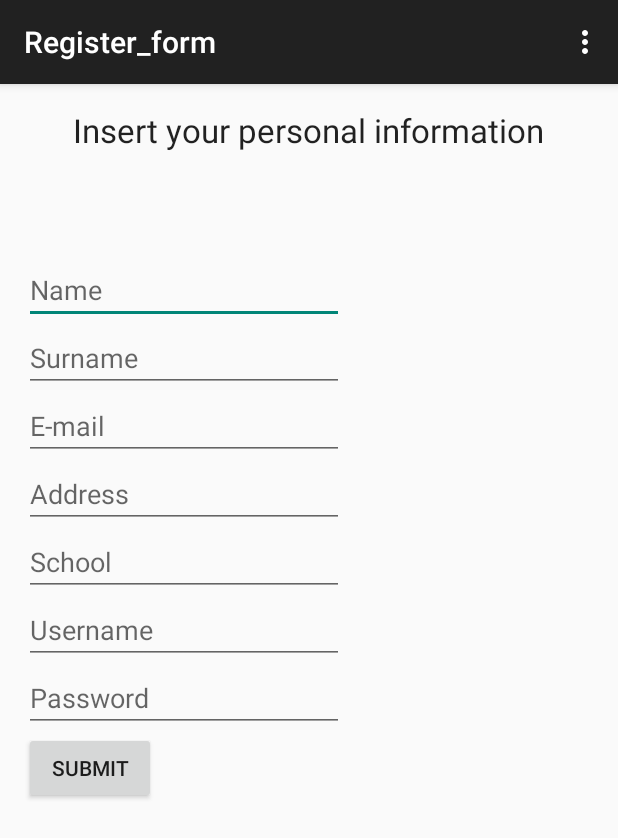
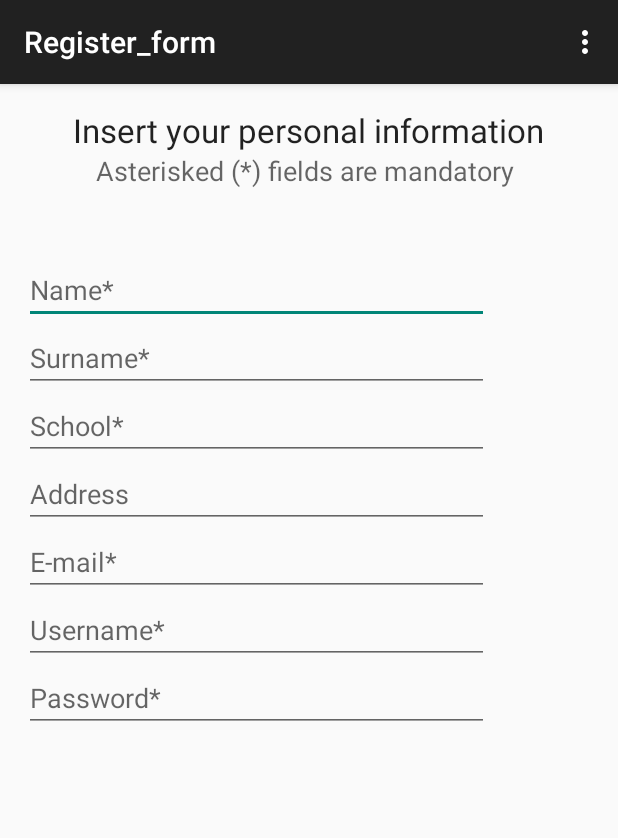
Before and after one commit to raffysommy/EducatioNet, an Android app: the Register_form screen opened directly, with no data from a screen before it, on a phone screen of 412 x 824 dp. Shown: the top 838 px of the screen. Run offline under Robolectric (Android 15) with nearby library versions, the phone set to English and light mode, and no system bars.

Commit message:
Ultimata la pagina di registrazione, ora è scrollabile e caccia Taost per sbagliata/riuscita registrazione

```diff
--- a/app/build.gradle
+++ b/app/build.gradle
@@ -11,7 +11,12 @@ android {
         versionCode 1
         versionName "1.0"
     }
-    buildTypes {
+
+    buildTypes {debug {
+        debuggable true
+
+
+    }
         release {
             minifyEnabled false
             proguardFiles getDefaultProguardFile('proguard-android.txt'), 'proguard-rules.pro'
--- a/app/src/main/java/com/example/raffaele/testapp/Register_form.java
+++ b/app/src/main/java/com/example/raffaele/testapp/Register_form.java
@@ -2,13 +2,19 @@ package com.example.raffaele.testapp;
 
 import android.support.v7.app.ActionBarActivity;
 import android.os.Bundle;
+import android.text.Editable;
+import android.text.TextWatcher;
 import android.view.Menu;
 import android.view.MenuItem;
+import android.view.View;
+import android.widget.Button;
 import android.widget.EditText;
+import android.widget.Toast;
 
 public class Register_form extends ActionBarActivity {
-    EditText nomeTxt,cognomeTxt,emailTxt,indirizzoTxt,userTxt,passTxt;
-
+    EditText nomeTxt,cognomeTxt,emailTxt,indirizzoTxt,userTxt,passTxt,schoolTxt;
+    Button Rbtn;
+    User x = null;
     @Override
     protected void onCreate(Bundle savedInstanceState) {
         super.onCreate(savedInstanceState);
@@ -19,8 +25,28 @@ public class Register_form extends ActionBarActivity {
         indirizzoTxt=(EditText) findViewById(R.id.Reg_address);
         userTxt=(EditText) findViewById(R.id.Reg_username);
         passTxt=(EditText) findViewById(R.id.Reg_pass);
+        schoolTxt =(EditText) findViewById(R.id.Reg_school);
+        Rbtn =(Button) findViewById(R.id.Reg_button);
+
+    }
+    public void Registrazione(View v) {
+        if (nomeTxt.getText().toString().equals("") || cognomeTxt.getText().toString().equals("") || emailTxt.getText().toString().equals("") || userTxt.getText().toString().equals("") ||
+        passTxt.getText().toString().equals("")|| schoolTxt.getText().toString().equals("")){
+           Toast.makeText(getApplicationContext(), "Ops! Some mandatory fields are empty!", Toast.LENGTH_LONG).show();
         }
-
+        else {
+            x = new User(userTxt.getText().toString(), passTxt.getText().toString(), nomeTxt.getText().toString(), cognomeTxt.getText().toString(), schoolTxt.getText().toString(),
+                    emailTxt.getText().toString(), indirizzoTxt.getText().toString());
+            Toast.makeText(getApplicationContext(), "You have been registered! Well done!", Toast.LENGTH_LONG).show();
+            userTxt.setText("");
+            cognomeTxt.setText("");
+            nomeTxt.setText("");
+            passTxt.setText("");
+            schoolTxt.setText("");
+            indirizzoTxt.setText("");
+            emailTxt.setText("");
+           }
+    }
     @Override
     public boolean onCreateOptionsMenu(Menu menu) {
         // Inflate the menu; this adds items to the action bar if it is present.
--- a/app/src/main/java/com/example/raffaele/testapp/User.java
+++ b/app/src/main/java/com/example/raffaele/testapp/User.java
@@ -22,6 +22,8 @@ public class User implements Parcelable {
     private String scuola = new String();
     private String username = new String();
     private String password = new String();
+    private String email= new String();
+    private String address=new String();
     private String permessi = new String();
     private String token = new String();
     public static final Creator<User> CREATOR= new Creator<User>(){
@@ -40,6 +42,15 @@ public class User implements Parcelable {
     public User(String user, String pass) {
         this.username = user;
         this.password = pass;
+    }
+    public User (String user, String pass, String n, String c, String s, String e, String a){
+        this.username= user;
+        this.password= pass;
+        this.nome= n;
+        this.cognome= c;
+        this.scuola=s;
+        this.email= e;
+        this.address=a;
     }
     private User(Parcel in){
         readFromParcel(in);
--- a/app/src/main/res/layout/activity_register_form.xml
+++ b/app/src/main/res/layout/activity_register_form.xml
@@ -1,10 +1,14 @@
+<?xml version="1.0" encoding="utf-8"?>
+<ScrollView xmlns:android="http://schemas.android.com/apk/res/android"
+    android:layout_width="fill_parent" android:layout_height="fill_parent">
 <RelativeLayout xmlns:android="http://schemas.android.com/apk/res/android"
     xmlns:tools="http://schemas.android.com/tools" android:layout_width="match_parent"
     android:layout_height="match_parent" android:paddingLeft="@dimen/activity_horizontal_margin"
     android:paddingRight="@dimen/activity_horizontal_margin"
     android:paddingTop="@dimen/activity_vertical_margin"
     android:paddingBottom="@dimen/activity_vertical_margin"
-    tools:context="com.example.raffaele.testapp.Register_form">
+    tools:context="com.example.raffaele.testapp.Register_form"
+    android:id="@+id/SecondoTesto">
 
     <TextView
         android:layout_width="wrap_content"
@@ -16,7 +20,7 @@
         android:layout_centerHorizontal="true" />
 
     <EditText
-        android:layout_width="wrap_content"
+        android:layout_width="fill_parent"
         android:layout_height="wrap_content"
         android:inputType="textPersonName"
         android:ems="10"
@@ -25,21 +29,23 @@
         android:layout_alignParentLeft="true"
         android:layout_alignParentStart="true"
         android:layout_marginTop="69dp"
-        android:hint="Name" />
+        android:hint="Name*"
+        android:layout_marginRight="70dp" />
 
     <EditText
-        android:layout_width="wrap_content"
+        android:layout_width="fill_parent"
         android:layout_height="wrap_content"
         android:inputType="textPassword"
         android:ems="10"
         android:id="@+id/Reg_pass"
-        android:hint="Password"
+        android:hint="Password*"
         android:layout_below="@+id/Reg_username"
         android:layout_alignParentLeft="true"
-        android:layout_alignParentStart="true" />
+        android:layout_alignParentStart="true"
+        android:layout_marginRight="70dp" />
 
     <EditText
-        android:layout_width="wrap_content"
+        android:layout_width="fill_parent"
         android:layout_height="wrap_content"
         android:inputType="textPersonName"
         android:ems="10"
@@ -47,59 +53,81 @@
         android:layout_below="@+id/Reg_name"
         android:layout_alignParentLeft="true"
         android:layout_alignParentStart="true"
-        android:hint="Surname" />
+        android:hint="Surname*"
+        android:layout_marginRight="70dp" />
 
     <EditText
-        android:layout_width="wrap_content"
+        android:layout_width="fill_parent"
         android:layout_height="wrap_content"
         android:inputType="textPersonName"
         android:ems="10"
         android:id="@+id/Reg_username"
-        android:hint="Username"
-        android:layout_below="@+id/Reg_school"
+        android:hint="Username*"
+        android:layout_below="@+id/Reg_email"
         android:layout_alignParentLeft="true"
-        android:layout_alignParentStart="true" />
-
-    <EditText
-        android:layout_width="wrap_content"
-        android:layout_height="wrap_content"
-        android:inputType="textEmailAddress"
-        android:ems="10"
-        android:id="@+id/Reg_email"
-        android:hint="E-mail"
-        android:layout_below="@+id/Reg_surname"
-        android:layout_alignParentLeft="true"
-        android:layout_alignParentStart="true" />
+        android:layout_alignParentStart="true"
+        android:layout_marginRight="70dp" />
 
     <Button
-        android:layout_width="wrap_content"
+        android:layout_width="fill_parent"
         android:layout_height="wrap_content"
         android:text="Submit"
         android:id="@+id/Reg_button"
+        android:enabled="true"
+        android:onClick="Registrazione"
+        android:nestedScrollingEnabled="false"
         android:layout_below="@+id/Reg_pass"
-        android:layout_alignParentLeft="true"
-        android:layout_alignParentStart="true" />
+        android:layout_centerHorizontal="true"
+        android:layout_marginTop="45dp"
+        android:layout_marginRight="200dp"
+        android:layout_marginLeft="200dp" />
 
     <EditText
-        android:layout_width="wrap_content"
+        android:layout_width="fill_parent"
         android:layout_height="wrap_content"
         android:inputType="textPersonName"
         android:ems="10"
         android:id="@+id/Reg_school"
-        android:hint="School"
-        android:layout_below="@+id/Reg_address"
+        android:hint="School*"
+        android:layout_below="@+id/Reg_surname"
         android:layout_alignParentLeft="true"
-        android:layout_alignParentStart="true" />
+        android:layout_alignParentStart="true"
+        android:layout_marginRight="70dp" />
 
     <EditText
-        android:layout_width="wrap_content"
+        android:layout_width="fill_parent"
         android:layout_height="wrap_content"
         android:inputType="textPersonName"
         android:ems="10"
         android:id="@+id/Reg_address"
         android:hint="Address"
-        android:layout_below="@+id/Reg_email"
+        android:layout_below="@+id/Reg_school"
         android:layout_alignParentLeft="true"
-        android:layout_alignParentStart="true" />
+        android:layout_alignParentStart="true"
+        android:layout_marginRight="70dp" />
+
+    <EditText
+        android:layout_width="fill_parent"
+        android:layout_height="wrap_content"
+        android:inputType="textEmailAddress"
+        android:ems="10"
+        android:id="@+id/Reg_email"
+        android:hint="E-mail*"
+        android:layout_below="@+id/Reg_address"
+        android:layout_alignParentLeft="true"
+        android:layout_alignParentStart="true"
+        android:layout_marginRight="70dp" />
+
+    <TextView
+        android:layout_width="fill_parent"
+        android:layout_height="wrap_content"
+        android:textAppearance="?android:attr/textAppearanceMedium"
+        android:text="Asterisked (*) fields are mandatory"
+        android:id="@+id/textView2"
+        android:layout_below="@+id/textView"
+        android:layout_alignLeft="@+id/textView"
+        android:layout_alignStart="@+id/textView"
+        android:layout_marginLeft="15dp" />
 
 </RelativeLayout>
+</ScrollView>
```
